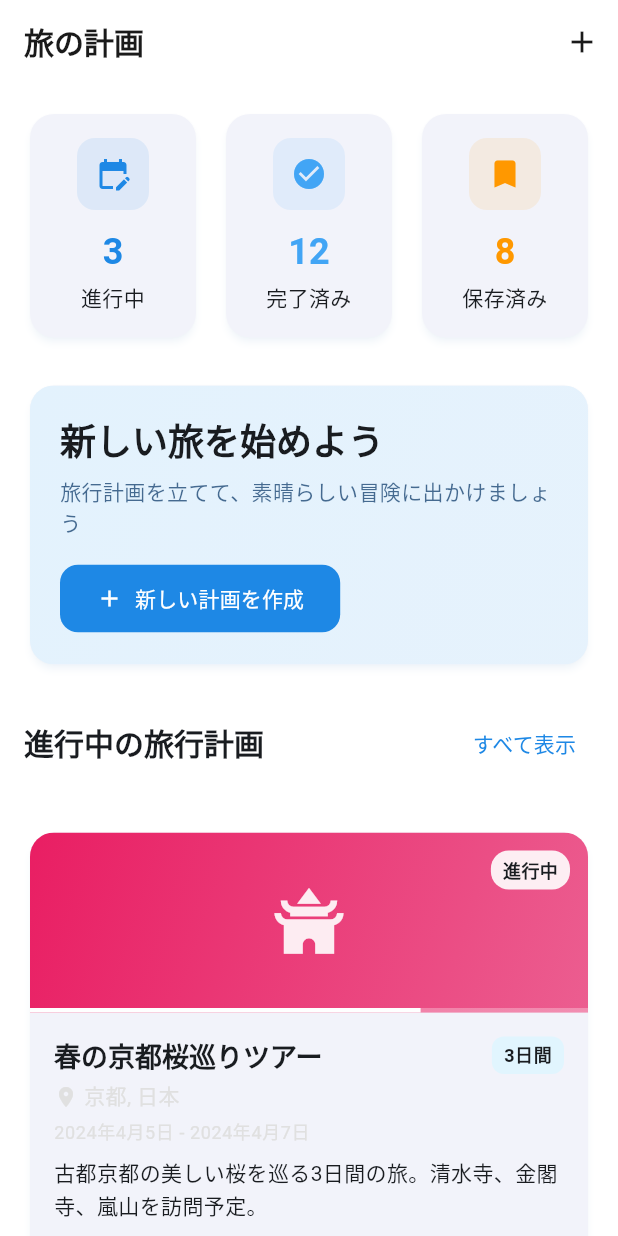
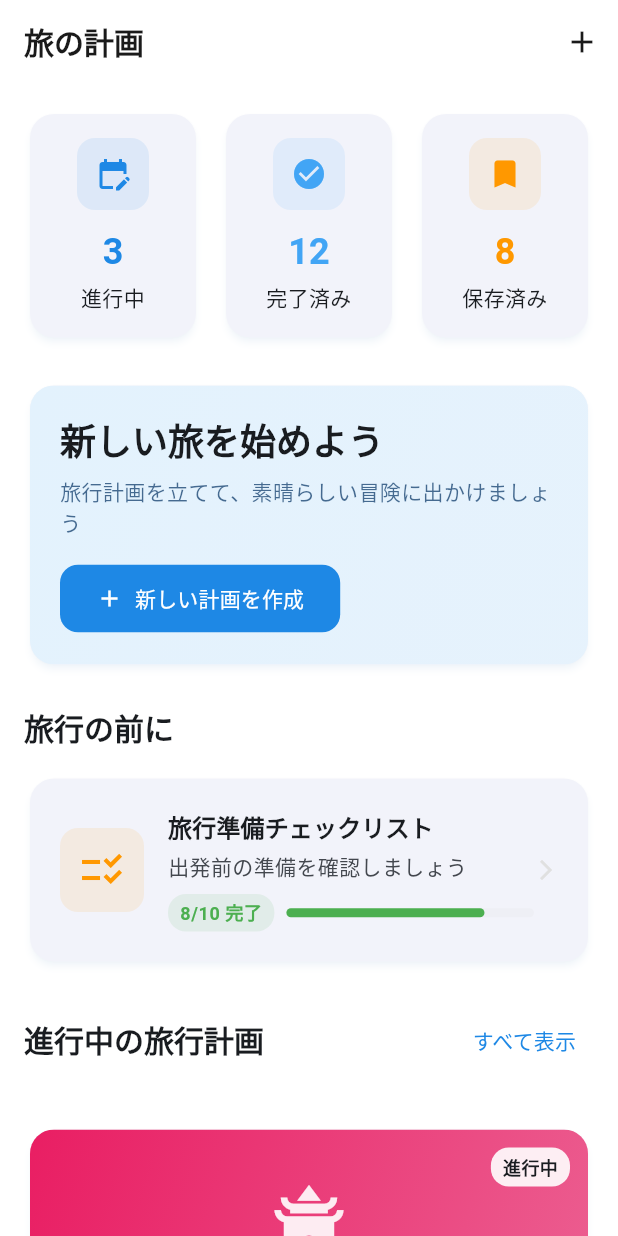
Before and after one commit to bull-012/world-travel, a Flutter app: the DestinationsPage screen opened directly, on a phone screen of 412 x 824 dp. Run offline on Flutter 3.47's test engine with Material 3 defaults, Android fonts, the phone set to English and light mode, and no system bars; drawn by our look-alikes of flutter_animate; our stand-ins replace file_picker, firebase_auth, firebase_remote_config, flutter_hooks, formz, go_router and 5 more; accounts and stored records are empty; generated files the repository leaves out were written again.

Commit message:
feat: 旅行の前にセクションを追加

```diff
--- a/lib/pages/destinations_page.dart
+++ b/lib/pages/destinations_page.dart
@@ -1,5 +1,6 @@
 import 'package:flutter/material.dart';
 import 'package:flutter_animate/flutter_animate.dart';
+import 'package:go_router/go_router.dart';
 import 'package:world_travel/common/widgets/index.dart';
 import 'package:world_travel/router/router.dart';
 
@@ -79,7 +80,8 @@ class DestinationsPage extends StatelessWidget {
                         end: Alignment.bottomRight,
                         colors: [
                           theme.colorScheme.primaryContainer,
-                          theme.colorScheme.primaryContainer.withValues(alpha: 0.8),
+                          theme.colorScheme.primaryContainer
+                              .withValues(alpha: 0.8),
                         ],
                       ),
                     ),
@@ -97,7 +99,8 @@ class DestinationsPage extends StatelessWidget {
                         Text(
                           '旅行計画を立てて、素晴らしい冒険に出かけましょう',
                           style: theme.textTheme.bodyMedium?.copyWith(
-                            color: theme.colorScheme.onPrimaryContainer.withValues(alpha: 0.8),
+                            color: theme.colorScheme.onPrimaryContainer
+                                .withValues(alpha: 0.8),
                           ),
                         ),
                         const SizedBox(height: 16),
@@ -121,6 +124,116 @@ class DestinationsPage extends StatelessWidget {
 
                 const SizedBox(height: 24),
 
+                // 旅行の前にセクション
+                Text(
+                  '旅行の前に',
+                  style: theme.textTheme.headlineMedium,
+                )
+                    .animate(delay: const Duration(milliseconds: 200))
+                    .fadeIn(duration: const Duration(milliseconds: 400)),
+
+                const SizedBox(height: 16),
+
+                // 旅行準備カード
+                Card(
+                  clipBehavior: Clip.antiAlias,
+                  child: InkWell(
+                    onTap: () {
+                      // チェックリストページに遷移
+                      context.push('/travel-checklist');
+                    },
+                    child: Container(
+                      padding: const EdgeInsets.all(20),
+                      child: Row(
+                        children: [
+                          Container(
+                            padding: const EdgeInsets.all(12),
+                            decoration: BoxDecoration(
+                              color: Colors.orange.withValues(alpha: 0.1),
+                              borderRadius: BorderRadius.circular(12),
+                            ),
+                            child: const Icon(
+                              Icons.checklist_rtl,
+                              color: Colors.orange,
+                              size: 32,
+                            ),
+                          ),
+                          const SizedBox(width: 16),
+                          Expanded(
+                            child: Column(
+                              crossAxisAlignment: CrossAxisAlignment.start,
+                              children: [
+                                Text(
+                                  '旅行準備チェックリスト',
+                                  style: theme.textTheme.titleMedium?.copyWith(
+                                    fontWeight: FontWeight.w600,
+                                  ),
+                                ),
+                                const SizedBox(height: 4),
+                                Text(
+                                  '出発前の準備を確認しましょう',
+                                  style: theme.textTheme.bodyMedium?.copyWith(
+                                    color: theme.colorScheme.onSurfaceVariant,
+                                  ),
+                                ),
+                                const SizedBox(height: 8),
+                                Row(
+                                  children: [
+                                    Container(
+                                      padding: const EdgeInsets.symmetric(
+                                        horizontal: 8,
+                                        vertical: 4,
+                                      ),
+                                      decoration: BoxDecoration(
+                                        color:
+                                            Colors.green.withValues(alpha: 0.1),
+                                        borderRadius: BorderRadius.circular(12),
+                                      ),
+                                      child: Text(
+                                        '8/10 完了',
+                                        style:
+                                            theme.textTheme.bodySmall?.copyWith(
+                                          color: Colors.green,
+                                          fontWeight: FontWeight.w600,
+                                        ),
+                                      ),
+                                    ),
+                                    const SizedBox(width: 8),
+                                    Expanded(
+                                      child: LinearProgressIndicator(
+                                        value: 8 / 10,
+                                        backgroundColor: theme
+                                            .colorScheme.outline
+                                            .withValues(alpha: 0.2),
+                                        valueColor:
+                                            const AlwaysStoppedAnimation(
+                                          Colors.green,
+                                        ),
+                                        minHeight: 6,
+                                        borderRadius: BorderRadius.circular(3),
+                                      ),
+                                    ),
+                                  ],
+                                ),
+                              ],
+                            ),
+                          ),
+                          Icon(
+                            Icons.arrow_forward_ios,
+                            color: theme.colorScheme.outline,
+                            size: 16,
+                          ),
+                        ],
+                      ),
+                    ),
+                  ),
+                )
+                    .animate(delay: const Duration(milliseconds: 400))
+                    .fadeIn(duration: const Duration(milliseconds: 600))
+                    .slideY(begin: 0.2),
+
+                const SizedBox(height: 24),
+
                 // セクションタイトル
                 Row(
                   mainAxisAlignment: MainAxisAlignment.spaceBetween,
@@ -137,7 +250,7 @@ class DestinationsPage extends StatelessWidget {
                     ),
                   ],
                 )
-                    .animate(delay: const Duration(milliseconds: 200))
+                    .animate(delay: const Duration(milliseconds: 600))
                     .fadeIn(duration: const Duration(milliseconds: 400)),
 
                 const SizedBox(height: 16),
@@ -186,7 +299,8 @@ class DestinationsPage extends StatelessWidget {
                                       vertical: 4,
                                     ),
                                     decoration: BoxDecoration(
-                                      color: Colors.white.withValues(alpha: 0.9),
+                                      color:
+                                          Colors.white.withValues(alpha: 0.9),
                                       borderRadius: BorderRadius.circular(12),
                                     ),
                                     child: Text(
@@ -213,8 +327,10 @@ class DestinationsPage extends StatelessWidget {
                                   right: 0,
                                   child: LinearProgressIndicator(
                                     value: plan['progress'] as double,
-                                    backgroundColor: Colors.white.withValues(alpha: 0.3),
-                                    valueColor: const AlwaysStoppedAnimation(Colors.white),
+                                    backgroundColor:
+                                        Colors.white.withValues(alpha: 0.3),
+                                    valueColor: const AlwaysStoppedAnimation(
+                                        Colors.white),
                                     minHeight: 3,
                                   ),
                                 ),
@@ -245,12 +361,14 @@ class DestinationsPage extends StatelessWidget {
                                         vertical: 4,
                                       ),
                                       decoration: BoxDecoration(
-                                        color: theme.colorScheme.secondaryContainer,
+                                        color: theme
+                                            .colorScheme.secondaryContainer,
                                         borderRadius: BorderRadius.circular(8),
                                       ),
                                       child: Text(
                                         plan['duration'] as String,
-                                        style: theme.textTheme.bodySmall?.copyWith(
+                                        style:
+                                            theme.textTheme.bodySmall?.copyWith(
                                           fontWeight: FontWeight.w600,
                                         ),
                                       ),
@@ -270,7 +388,8 @@ class DestinationsPage extends StatelessWidget {
                                     Expanded(
                                       child: Text(
                                         plan['destination'] as String,
-                                        style: theme.textTheme.bodyMedium?.copyWith(
+                                        style: theme.textTheme.bodyMedium
+                                            ?.copyWith(
                                           color: theme.colorScheme.outline,
                                         ),
                                       ),
@@ -298,18 +417,21 @@ class DestinationsPage extends StatelessWidget {
                                   children: [
                                     // 予算と参加者
                                     Column(
-                                      crossAxisAlignment: CrossAxisAlignment.start,
+                                      crossAxisAlignment:
+                                          CrossAxisAlignment.start,
                                       children: [
                                         Text(
                                           plan['budget'] as String,
-                                          style: theme.textTheme.bodyMedium?.copyWith(
+                                          style: theme.textTheme.bodyMedium
+                                              ?.copyWith(
                                             fontWeight: FontWeight.w600,
                                             color: theme.colorScheme.primary,
                                           ),
                                         ),
                                         Text(
                                           '${plan['participants']}名参加',
-                                          style: theme.textTheme.bodySmall?.copyWith(
+                                          style: theme.textTheme.bodySmall
+                                              ?.copyWith(
                                             color: theme.colorScheme.outline,
                                           ),
                                         ),
```
